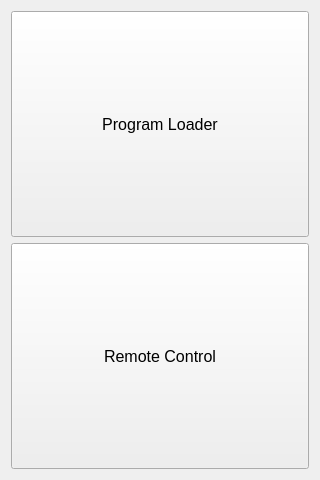
simaoamorim/RaspiCNC-Controls, file src/ui/mainwindow.ui: the form before one commit.
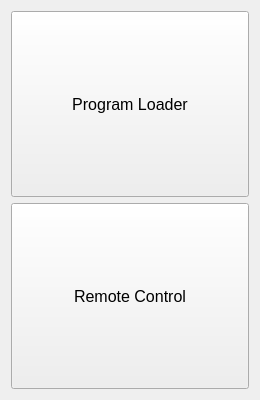
The form after the commit.

```diff
--- a/src/ui/mainwindow.ui
+++ b/src/ui/mainwindow.ui
@@ -6,8 +6,8 @@
    <rect>
     <x>0</x>
     <y>0</y>
-    <width>320</width>
-    <height>480</height>
+    <width>260</width>
+    <height>400</height>
    </rect>
   </property>
   <property name="maximumSize">
```
